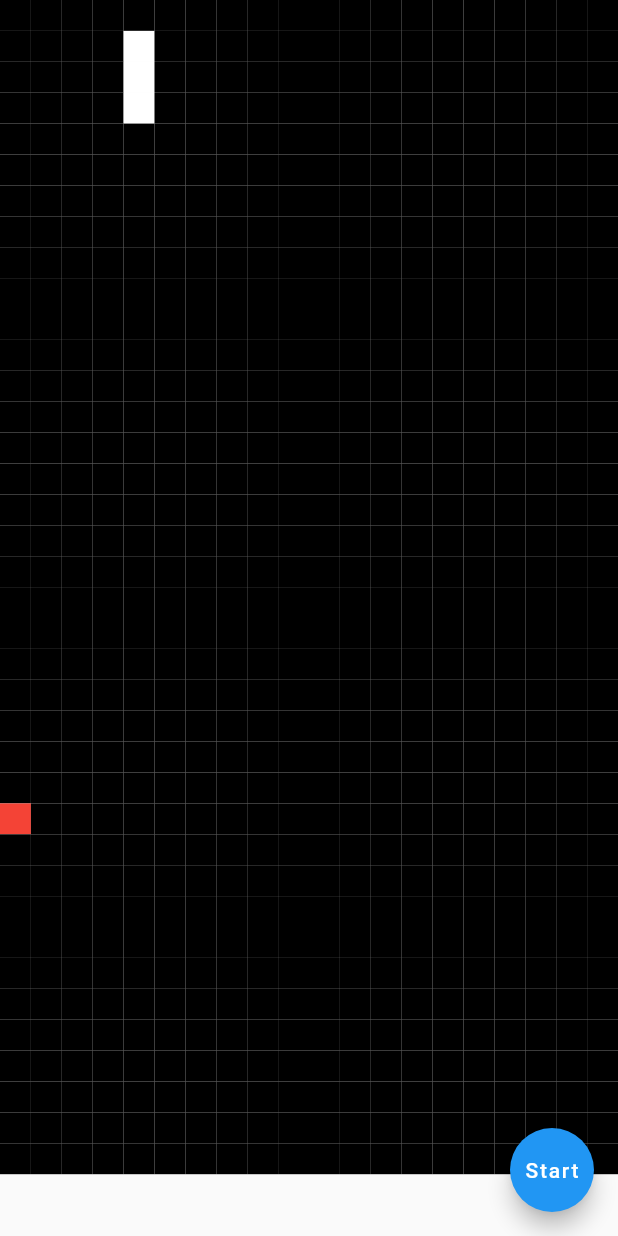
After one commit to CircleQMinh/Flutter-MiniGame, a Flutter app: the screen it shows after launch, after a tap on "Con rắn", on a phone screen of 412 x 824 dp. The commit adds this screen. Run offline on Flutter 3.47's test engine with Material 2 defaults, Android fonts, the light colour scheme and no system bars; our stand-ins replace font_awesome_flutter, get; network calls fail.

Commit message:
add snake game

```diff
--- a/lib/main.dart
+++ b/lib/main.dart
@@ -6,6 +6,7 @@ import 'package:minigame_app/screen/tictactoe/pages/home/home_page.dart';
 
 import 'screen/mainmenu.dart';
 import 'screen/tetris/main.dart';
+import 'screen/snake/main.dart';
 
 void main() => runApp(MyApp());
 
@@ -21,7 +22,8 @@ class MyApp extends StatelessWidget {
         "/RPS": (context) => RockPaperScissors(),
         "/XiDach": (context) => const BlackJackScreen(),
         "/tictactoe": (context) => const TictactoePage(),
-        "/tetris": (context) => const TetrisScreen()
+        "/tetris": (context) => const TetrisScreen(),
+        "/snake": (context) => const SnakeApp(),
       },
     );
   }
--- a/lib/screen/mainmenu.dart
+++ b/lib/screen/mainmenu.dart
@@ -97,7 +97,9 @@ class _MainMenuScreenState extends State<MainMenuScreen> {
                           width,
                           "/tictactoe"),
                       modeButton("Xếp hình", "Trò chơi xếp hình!",
-                          FontAwesomeIcons.square, Colors.red, width, "/tetris")
+                          FontAwesomeIcons.square, Colors.red, width, "/tetris"),
+                      modeButton("Con rắn", "Trò chơi con rắn!",
+                          FontAwesomeIcons.chartLine, Colors.red, width, "/snake")
                     ],
                   ),
                 ],
--- /dev/null
+++ b/lib/screen/snake/main.dart
@@ -0,0 +1,188 @@
+import 'dart:async';
+import 'dart:math';
+import 'package:flutter/material.dart';
+import 'package:flutter/services.dart';
+
+enum Direction { up, down, left, right }
+void main() {
+  runApp(const SnakeApp());
+}
+
+class SnakeApp extends StatelessWidget {
+  const SnakeApp({Key? key}) : super(key: key);
+
+  @override
+  Widget build(BuildContext context) {
+    return MaterialApp(
+      debugShowCheckedModeBanner: false,
+      title: 'Flutter Demo',
+      theme: ThemeData(
+        primarySwatch: Colors.blue,
+      ),
+      home: const HomePage(),
+    );
+  }
+}
+
+class HomePage extends StatefulWidget {
+  const HomePage({Key? key}) : super(key: key);
+
+  @override
+  State<HomePage> createState() => _HomePageState();
+}
+
+class _HomePageState extends State<HomePage> {
+  // Down or right - head val is grater than other
+  //up or left - head val is less than other
+  // head refers to last element of array
+  List<int> snakePosition = [24, 44, 64];
+  int foodLocation = Random().nextInt(700);
+  bool start = false;
+  Direction direction = Direction.down;
+  List<int> totalSpot = List.generate(760, (index) => index); //totalspot
+  startGame() {
+    start = true;
+    snakePosition = [24, 44, 64];
+    Timer.periodic(const Duration(milliseconds: 300), (timer) {
+      updateSnake();
+      if (gameOver()) {
+        gameOverAlert();
+        timer.cancel();
+      }
+    });
+  }
+
+  updateSnake() {
+    setState(() {
+      switch (direction) {
+        case Direction.down:
+          if (snakePosition.last > 740) {
+            snakePosition.add(snakePosition.last - 760 + 20);
+          } else {
+            snakePosition.add(snakePosition.last + 20);
+          }
+          break;
+        case Direction.up:
+          if (snakePosition.last < 20) {
+            snakePosition.add(snakePosition.last + 760 - 20);
+          } else {
+            snakePosition.add(snakePosition.last - 20);
+          }
+          break;
+        case Direction.right:
+          if ((snakePosition.last + 1) % 20 == 0) {
+            snakePosition.add(snakePosition.last + 1 - 20);
+          } else {
+            snakePosition.add(snakePosition.last + 1);
+          }
+          break;
+        case Direction.left:
+          if (snakePosition.last % 20 == 0) {
+            snakePosition.add(snakePosition.last - 1 + 20);
+          } else {
+            snakePosition.add(snakePosition.last - 1);
+          }
+          break;
+        default:
+      }
+      if (snakePosition.last == foodLocation) {
+        totalSpot.removeWhere((element) => snakePosition.contains(element));
+
+        foodLocation = totalSpot[Random().nextInt(totalSpot.length -
+            1)]; //new food location is everywhere expect snackPosition
+      } else {
+        snakePosition.removeAt(0);
+      }
+    });
+  }
+
+  bool gameOver() {
+    final copyList = List.from(snakePosition);
+    if (snakePosition.length > copyList.toSet().length) {
+      return true;
+    } else {
+      return false;
+    }
+  }
+
+  gameOverAlert() {
+    showDialog(
+      context: context,
+      builder: (BuildContext context) {
+        return AlertDialog(
+          title: const Text('Game Over'),
+          content:
+          Text('your score is ' + (snakePosition.length - 3).toString()),
+          actions: [
+            TextButton(
+                onPressed: () {
+                  startGame();
+                  Navigator.of(context).pop(true);
+                },
+                child: const Text('Play Again')),
+            TextButton(
+                onPressed: () {
+                  Navigator.pushNamed(context, '/');
+                },
+                child: const Text('Exit'))
+          ],
+        );
+      },
+    );
+  }
+
+  @override
+  Widget build(BuildContext context) {
+    return Scaffold(
+      body: SafeArea(
+        child: GestureDetector(
+          onVerticalDragUpdate: (details) {
+            if (direction != Direction.up && details.delta.dy > 0) {
+              direction = Direction.down;
+            }
+            if (direction != Direction.down && details.delta.dy < 0) {
+              direction = Direction.up;
+            }
+          },
+          onHorizontalDragUpdate: (details) {
+            if (direction != Direction.left && details.delta.dx > 0) {
+              direction = Direction.right;
+            }
+            if (direction != Direction.right && details.delta.dx < 0) {
+              direction = Direction.left;
+            }
+          },
+          child: GridView.builder(
+            physics: const NeverScrollableScrollPhysics(),
+            itemCount: 760,
+            gridDelegate: const SliverGridDelegateWithFixedCrossAxisCount(
+                crossAxisCount: 20),
+            itemBuilder: (context, index) {
+              if (snakePosition.contains(index)) {
+                return Container(
+                  color: Colors.white,
+                );
+              }
+              if (index == foodLocation) {
+                return Container(
+                  color: Colors.red,
+                );
+              }
+              return Container(
+                color: Colors.black,
+              );
+            },
+          ),
+        ),
+      ),
+      floatingActionButton: FloatingActionButton(
+        onPressed: () {
+          startGame();
+        },
+        child: start
+            ? Text((snakePosition.length - 3).toString())
+            : const Text('Start'),
+      ),
+    );
+  }
+}
```
Also changed, not shown: 1 other file.
